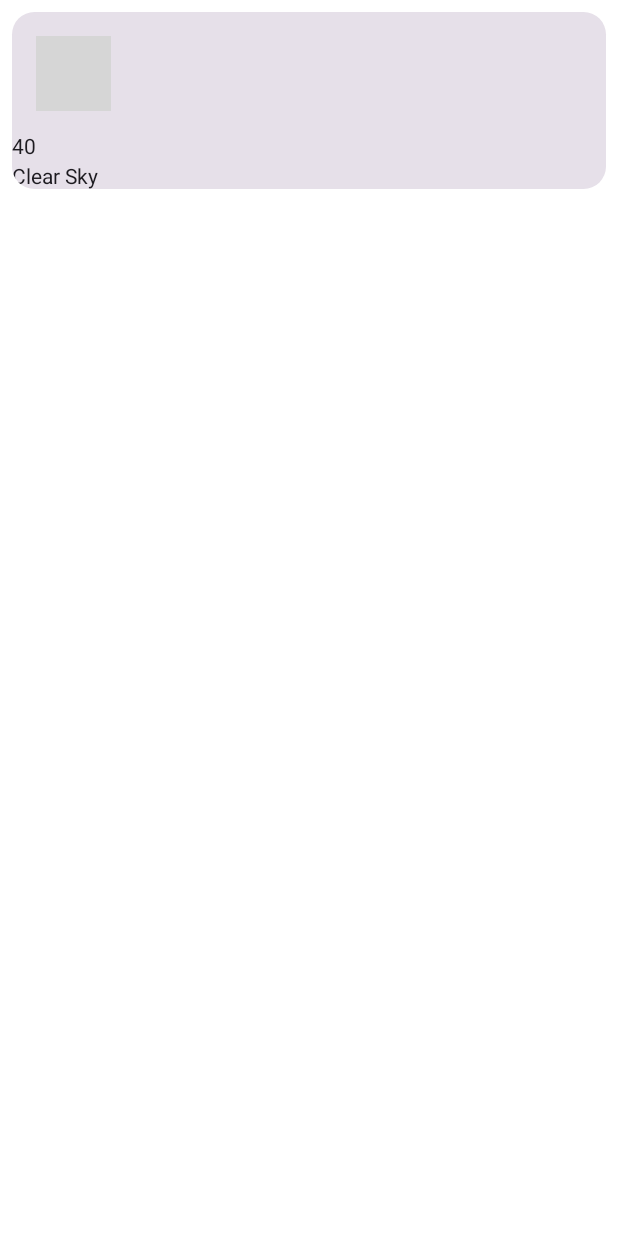
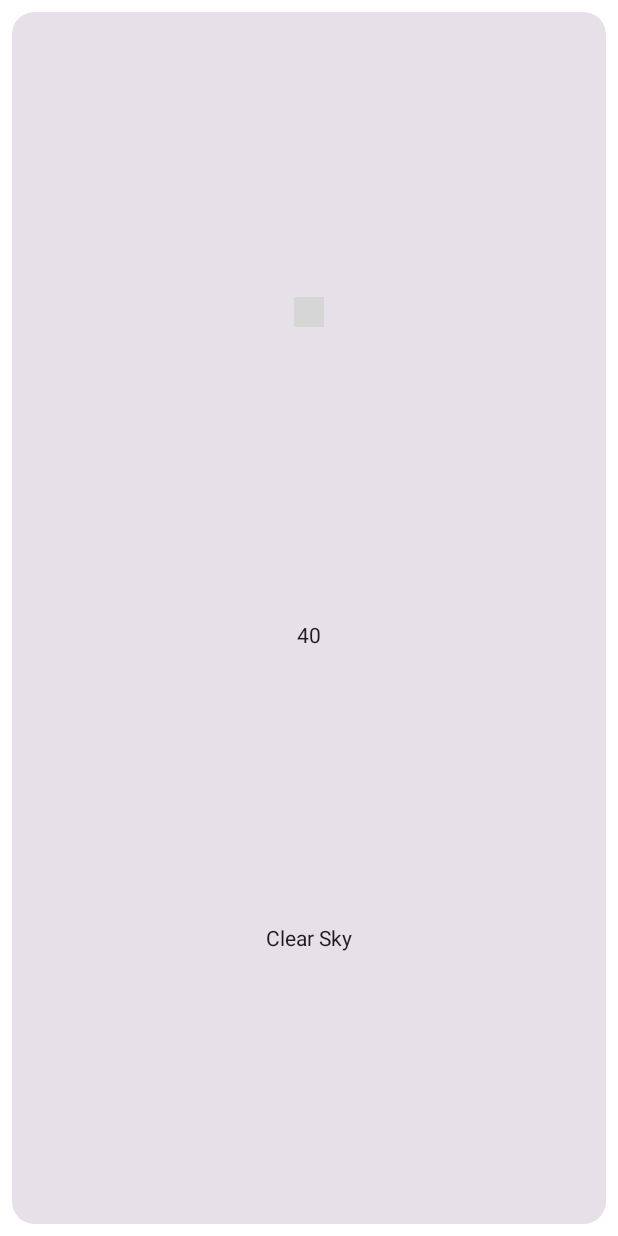
Before and after one commit to AzizaHelmy/Daily_Forecast, an Android app built with Jetpack Compose: the @Preview function PreviewWeatherItem, on a phone screen of 412 x 824 dp. Run offline under Robolectric (Android 15) with nearby library versions, the light colour scheme and no system bars; pictures from the network do not load; grey boxes are pictures that could not be loaded.

Commit message:
add init code in the design

```diff
--- a/app/src/main/java/com/example/dailyforecast/ui/screen/HomeScreen.kt
+++ b/app/src/main/java/com/example/dailyforecast/ui/screen/HomeScreen.kt
@@ -1,19 +1,25 @@
 package com.example.dailyforecast.ui.screen
 
 import androidx.compose.foundation.Image
+import androidx.compose.foundation.background
 import androidx.compose.foundation.layout.Arrangement
 import androidx.compose.foundation.layout.Column
-import androidx.compose.foundation.layout.fillMaxWidth
+import androidx.compose.foundation.layout.PaddingValues
+import androidx.compose.foundation.layout.fillMaxSize
 import androidx.compose.foundation.layout.padding
 import androidx.compose.foundation.layout.size
+import androidx.compose.foundation.lazy.LazyColumn
+import androidx.compose.foundation.lazy.itemsIndexed
 import androidx.compose.foundation.shape.RoundedCornerShape
 import androidx.compose.material3.Card
 import androidx.compose.material3.Text
 import androidx.compose.runtime.Composable
 import androidx.compose.runtime.collectAsState
 import androidx.compose.runtime.getValue
+import androidx.compose.ui.Alignment
 import androidx.compose.ui.Modifier
 import androidx.compose.ui.draw.clip
+import androidx.compose.ui.graphics.Color
 import androidx.compose.ui.tooling.preview.Preview
 import androidx.compose.ui.unit.dp
 import coil.compose.rememberAsyncImagePainter
@@ -31,7 +37,17 @@ fun HomeScreen(viewModel: HomeViewModel = koinInject()) {
 
 @Composable
 private fun HomeContent(state: HomeUiState) {
-
+    LazyColumn(
+        modifier = Modifier.background(Color(0xFFF2F2F2)),
+        contentPadding = PaddingValues(
+            horizontal = 16.dp,
+            vertical = 4.dp
+        )
+    ) {
+        itemsIndexed(items = state.weatherItems) { _, user ->
+            WeatherItem(user)
+        }
+    }
 }
 
 @Composable
@@ -40,16 +56,19 @@ fun WeatherItem(state: WeatherItemUiState) {
         shape = RoundedCornerShape(15.dp),
         modifier = Modifier
             .padding(8.dp)
-            .fillMaxWidth()
     ) {
 
-        Column(verticalArrangement = Arrangement.Center) {
+        Column(
+            modifier = Modifier.fillMaxSize(),
+            verticalArrangement = Arrangement.SpaceEvenly,
+            horizontalAlignment = Alignment.CenterHorizontally
+        ) {
             Image(
                 painter = rememberAsyncImagePainter(model = state.weatherIcon),
                 contentDescription = "",
                 modifier = Modifier
                     .padding(16.dp)
-                    .size(50.dp)
+                    .size(20.dp)
                     .clip(
                         shape = RoundedCornerShape(
                             topStart = 16.dp,
@@ -59,9 +78,16 @@ fun WeatherItem(state: WeatherItemUiState) {
                         )
                     )
             )
-            Text(text = state.temperature, modifier = Modifier.padding(bottom = 4.dp))
+            Text(
+                text = state.temperature,
+                modifier = Modifier
+                    .padding(8.dp)
+            )
 
-            Text(text = state.weatherDescription)
+            Text(
+                text = state.weatherDescription,
+                modifier = Modifier.padding(top = 4.dp, bottom = 8.dp)
+            )
         }
     }
 
```
